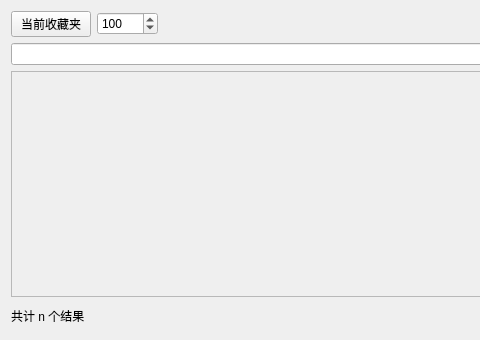
Before: the Qt Designer form UI/biliPlaylistForm.ui in TLITRIA/VideoWatcher, drawn with Qt 5; both pictures show x 0 to 480 and y 0 to 340 of the 690 by 340 pixel window.
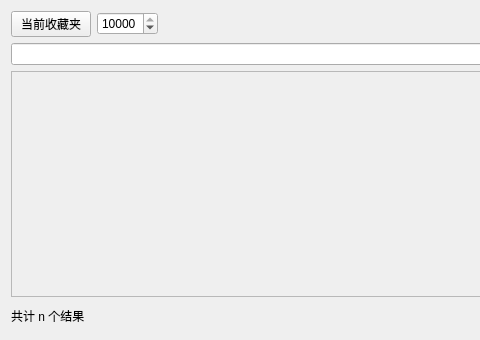
After: the same form once the commit is applied.

The edit to the form file:
```diff
--- a/UI/biliPlaylistForm.ui
+++ b/UI/biliPlaylistForm.ui
@@ -82,7 +82,7 @@
         <number>10000</number>
        </property>
        <property name="value">
-        <number>100</number>
+        <number>10000</number>
        </property>
       </widget>
      </item>
```
Left out of the diff: 7 changed lines with no effect on the pictures.
